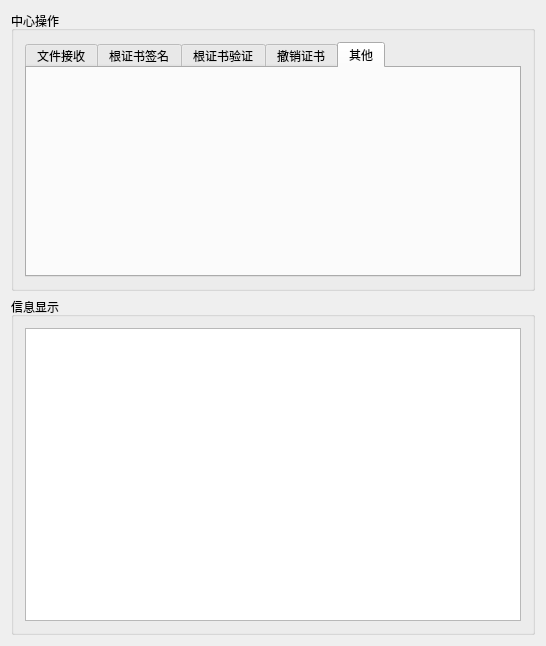
First picture: the form in V2.0/CAServer/CAServer/mainwindow.ui, repository zengrx/openssl_ca, before the edit.
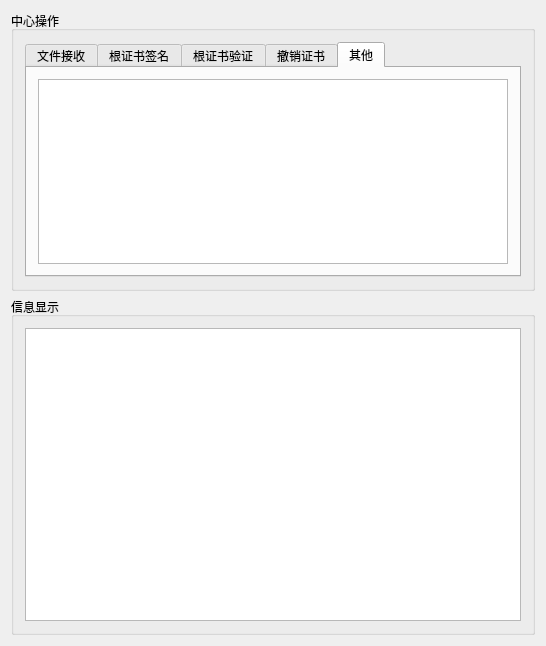
Second picture: the form after the edit. The open tabs and pages were chosen to show the change.

The edit to the form file:
```diff
--- a/V2.0/CAServer/CAServer/mainwindow.ui
+++ b/V2.0/CAServer/CAServer/mainwindow.ui
@@ -1008,6 +1008,11 @@
             <attribute name="title">
              <string>其他</string>
             </attribute>
+            <layout class="QHBoxLayout" name="horizontalLayout_27">
+             <item>
+              <widget class="QTableView" name="tableView"/>
+             </item>
+            </layout>
            </widget>
           </widget>
          </item>
```
